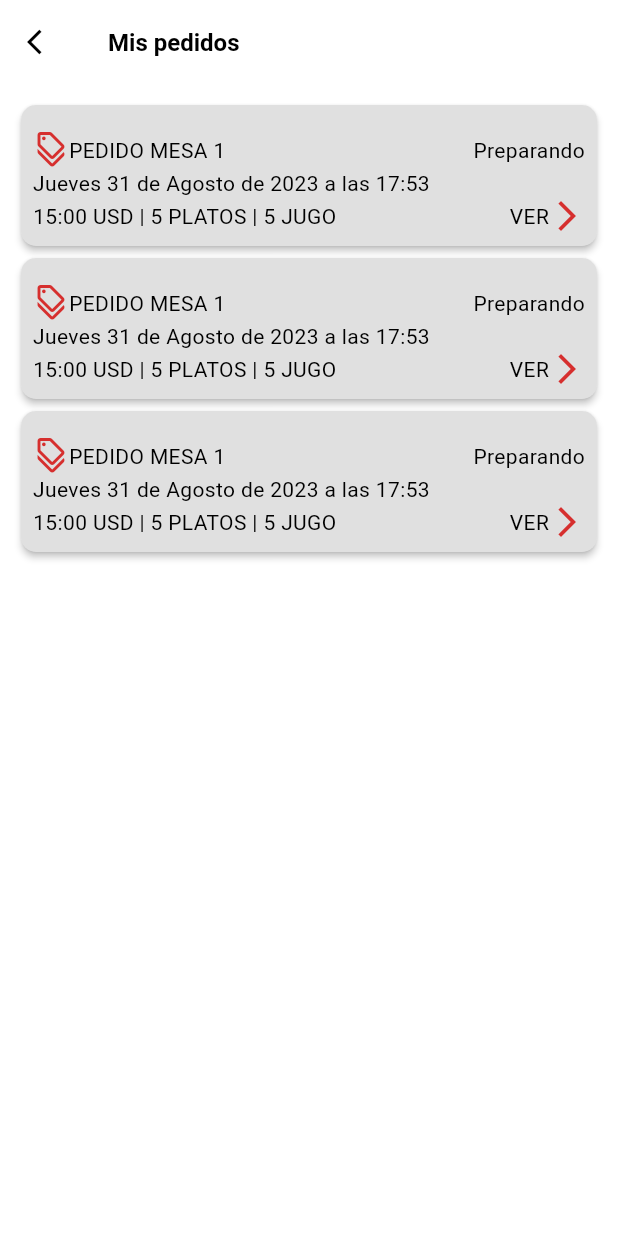
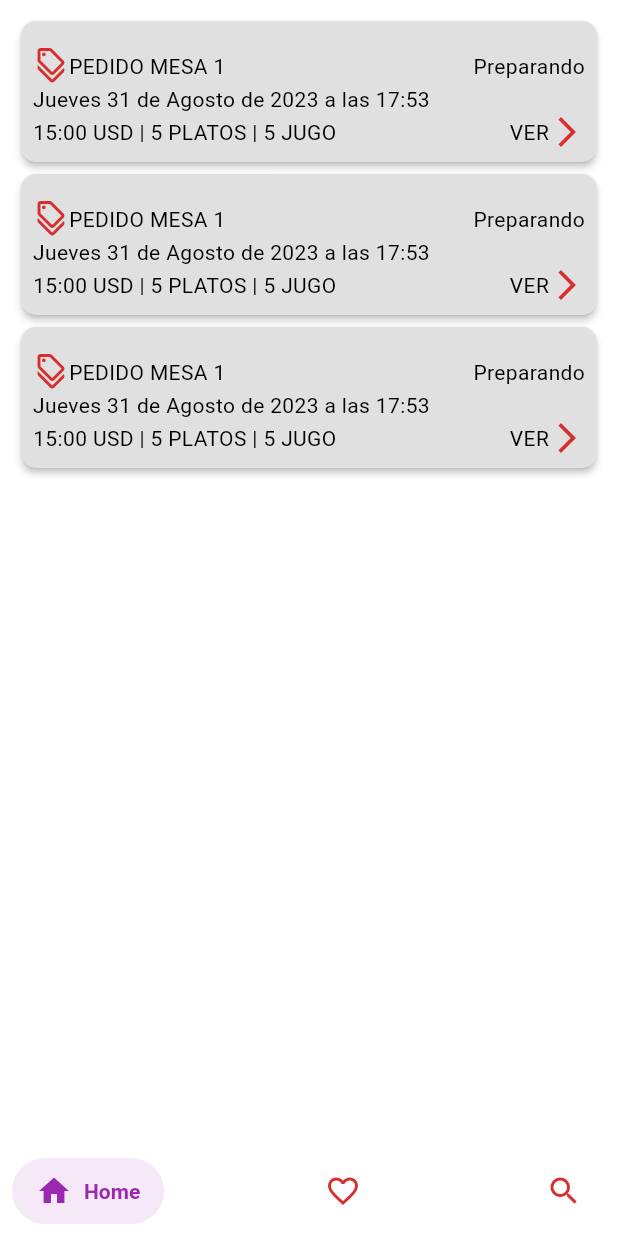
Before and after one commit to ronnycontento95/app_agachaditos, a Flutter app: the ScreenDishes screen opened by its route, after a tap on "Guardar pedido", on a phone screen of 412 x 824 dp. Run offline on Flutter 3.47's test engine with Material 2 defaults, Android fonts, the phone set to English and light mode, and no system bars; drawn by our look-alikes of auto_size_text, salomon_bottom_bar; our stand-ins replace dio; network calls fail.

Commit message:
Fix: navigator bottom

```diff
--- a/lib/ui/help/helper_label.dart
+++ b/lib/ui/help/helper_label.dart
@@ -3,6 +3,6 @@ class HelperLabel{
   static const routeScreenLogin = "ScreenLogin";
   static const routeScreenDishes = "ScreenDishes";
   static const routeScreenHome = "ScreenHome";
-  static const routeScreenListDishes = "ScreenListDishes";
+  static const routeScreenListOrder = "ScreenListOrder";
   static const routeScreenDetailDishes = "ScreenDetailDishes";
 }
--- a/lib/ui/routes/screen_route.dart
+++ b/lib/ui/routes/screen_route.dart
@@ -1,7 +1,7 @@
 import 'package:app_agachaditos/ui/screen/screen_detail_dishes.dart';
 import 'package:app_agachaditos/ui/screen/screen_dishes.dart';
 import 'package:app_agachaditos/ui/screen/screen_home.dart';
-import 'package:app_agachaditos/ui/screen/screen_list_dishes.dart';
+import 'package:app_agachaditos/ui/screen/screen_list_orden.dart';
 import 'package:flutter/cupertino.dart';
 
 import '../screen/screen_login.dart';
@@ -12,7 +12,7 @@ Map<String, WidgetBuilder> routes() {
     ScreenLogin.routePage: (_) => const ScreenLogin(),
     ScreenHome.routePage: (_) => const ScreenHome(),
     ScreenDishes.routePage: (_) => const ScreenDishes(),
-    ScreenListDishes.routePage: (_) => const ScreenListDishes(),
+    ScreenListOrder.routePage: (_) => const ScreenListOrder(),
     ScreenDishes.routePage: (_) => const ScreenDishes()
   };
 }
--- a/lib/ui/screen/screen_dishes.dart
+++ b/lib/ui/screen/screen_dishes.dart
@@ -1,7 +1,7 @@
 import 'package:app_agachaditos/ui/help/helper.dart';
 import 'package:app_agachaditos/ui/provider/provider_principal.dart';
 import 'package:app_agachaditos/ui/screen/screen_home.dart';
-import 'package:app_agachaditos/ui/screen/screen_list_dishes.dart';
+import 'package:app_agachaditos/ui/screen/screen_list_orden.dart';
 import 'package:auto_size_text/auto_size_text.dart';
 import 'package:flutter/material.dart';
 import 'package:provider/provider.dart';
@@ -58,7 +58,7 @@ class ScreenDishes extends StatelessWidget {
       child: SizedBox(
           width: double.infinity,
           child: ElevatedButton(onPressed: (){
-            Helper().nextPageViewTransition(ScreenListDishes.routePage);
+            Helper().nextPageViewTransition(ScreenListOrder.routePage);
           }, child: Text("Guardar pedido"))),
     );
   }
--- a/lib/ui/screen/screen_list_dishes.dart
+++ b/lib/ui/screen/screen_list_orden.dart
@@ -4,32 +4,19 @@ import 'package:flutter/material.dart';
 
 import '../help/helper.dart';
 import '../help/helper_label.dart';
+import '../widgets/widget_bottomNavigatorBar.dart';
 
-class ScreenListDishes extends StatelessWidget {
-  const ScreenListDishes({Key? key}) : super(key: key);
-  static const routePage = HelperLabel.routeScreenListDishes;
+class ScreenListOrder extends StatelessWidget {
+  const ScreenListOrder({Key? key}) : super(key: key);
+  static const routePage = HelperLabel.routeScreenListOrder;
 
   @override
   Widget build(BuildContext context) {
     return AnnotatedRegion(
       value: Colors.white,
       child: Scaffold(
-        appBar: AppBar(
-          title: const AutoSizeText(
-            "Mis pedidos",
-            style: TextStyle(fontSize: 16, fontWeight: FontWeight.bold, color: Colors.black),
-          ),
-          leading: IconButton(
-            color: Colors.black,
-            onPressed: () {
-              Helper().nextPageViewTransition(ScreenHome.routePage);
-            },
-            icon: const Icon(Icons.arrow_back_ios, size: 20),
-          ),
-          elevation: 0,
-          backgroundColor: Colors.white,
-        ),
         backgroundColor: Colors.white,
+        bottomNavigationBar: WidgetBottomNavigatorBar(),
         body: SafeArea(
           child: Container(
             // color: Colors.red,
--- /dev/null
+++ b/lib/ui/widgets/widget_bottomNavigatorBar.dart
@@ -0,0 +1,50 @@
+import 'package:app_agachaditos/ui/screen/screen_home.dart';
+import 'package:flutter/material.dart';
+import 'package:salomon_bottom_bar/salomon_bottom_bar.dart';
+
+import '../help/helper.dart';
+import '../screen/screen_list_orden.dart';
+
+class WidgetBottomNavigatorBar extends StatefulWidget {
+  WidgetBottomNavigatorBar({Key? key}) : super(key: key);
+
+  @override
+  State<WidgetBottomNavigatorBar> createState() =>
+      _WidgetBottomNavigatorBarState();
+}
+
+class _WidgetBottomNavigatorBarState extends State<WidgetBottomNavigatorBar> {
+  var _currentIndex = 0;
+
+  @override
+  Widget build(BuildContext context) {
+    return SalomonBottomBar(
+      currentIndex: _currentIndex,
+      onTap: (i) {
+        setState(() => _currentIndex = i);
+        if (i == 0) {
+          Helper().nextPageViewTransition(ScreenHome.routePage);
+        } else if (i == 1) {
+          Helper().nextPageViewTransition(ScreenListOrder.routePage);
+        }
+      },
+      items: [
+        SalomonBottomBarItem(
+          icon: Icon(Icons.home),
+          title: Text("Home"),
+          selectedColor: Colors.purple,
+        ),
+        SalomonBottomBarItem(
+          icon: Icon(Icons.favorite_border),
+          title: Text("Pedidos"),
+          selectedColor: Colors.pink,
+        ),
+        SalomonBottomBarItem(
+          icon: Icon(Icons.search),
+          title: Text("Ordenes"),
+          selectedColor: Colors.orange,
+        ),
+      ],
+    );
+  }
+}
--- a/pubspec.yaml
+++ b/pubspec.yaml
@@ -15,7 +15,7 @@ dependencies:
   provider: ^6.0.4
   auto_size_text: ^3.0.0
   flutter_staggered_grid_view: ^0.7.0
-
+  salomon_bottom_bar: ^3.3.2
 
 dev_dependencies:
   flutter_test:
```
Also changed, not shown: lib/ui/screen/screen_home.dart (+12 -7 lines), pubspec.lock.
